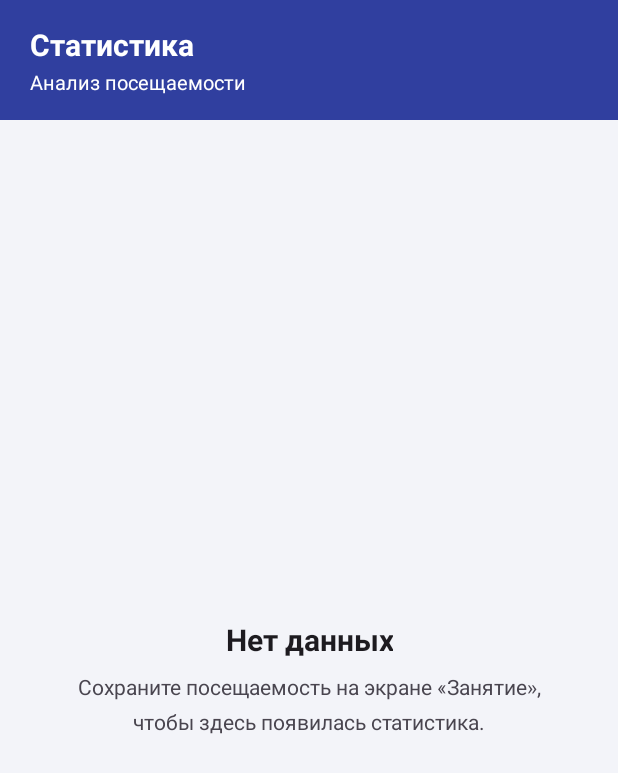
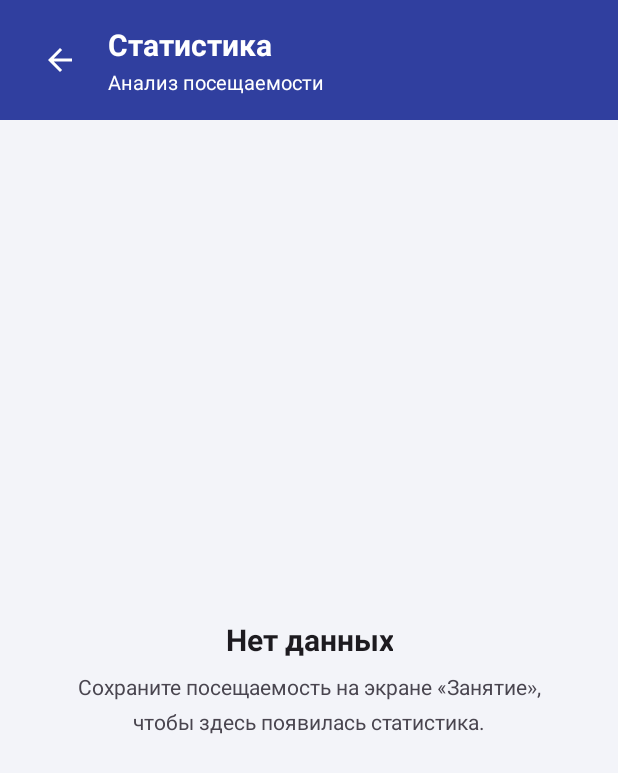
Before and after one commit to EvaElife1/AttendanceControl, an Android app: the StatisticsActivity screen opened directly, with no data from a screen before it, on a phone screen of 412 x 824 dp. Shown: the top 773 px of the screen. Run offline under Robolectric (Android 15) with nearby library versions, the phone set to English and light mode, and no system bars; our stand-ins replace Room's generated code; 3 statements that could not run were skipped.

Commit message:
add new button

```diff
--- a/app/src/main/java/com/example/attendancecontrol/ui/AttendanceActivity.kt
+++ b/app/src/main/java/com/example/attendancecontrol/ui/AttendanceActivity.kt
@@ -4,6 +4,7 @@ import android.os.Bundle
 import android.view.View
 import android.widget.Button
 import android.widget.EditText
+import android.widget.ImageButton
 import android.widget.TextView
 import android.widget.Toast
 import androidx.appcompat.app.AppCompatActivity
@@ -33,6 +34,10 @@ class AttendanceActivity : AppCompatActivity() {
         setContentView(R.layout.activity_attendance)
 
         findViewById<View>(R.id.headerLayout)?.let { applyStatusBarPadding(it) }
+
+        findViewById<ImageButton>(R.id.btnBack).setOnClickListener {
+            finish()
+        }
 
         db = AppDatabase.getDatabase(this)
 
--- a/app/src/main/java/com/example/attendancecontrol/ui/StatisticsActivity.kt
+++ b/app/src/main/java/com/example/attendancecontrol/ui/StatisticsActivity.kt
@@ -2,6 +2,7 @@ package com.example.attendancecontrol.ui
 
 import android.os.Bundle
 import android.view.View
+import android.widget.ImageButton
 import android.widget.ProgressBar
 import android.widget.TextView
 import androidx.appcompat.app.AppCompatActivity
@@ -39,6 +40,10 @@ class StatisticsActivity : AppCompatActivity() {
 
         // Status-bar padding
         findViewById<View>(R.id.headerLayout)?.let { applyStatusBarPadding(it) }
+
+        findViewById<ImageButton>(R.id.btnBack).setOnClickListener {
+            finish()
+        }
 
         // Bind views
         progressBar       = findViewById(R.id.progressBar)
--- a/app/src/main/java/com/example/attendancecontrol/ui/StudentsActivity.kt
+++ b/app/src/main/java/com/example/attendancecontrol/ui/StudentsActivity.kt
@@ -4,6 +4,7 @@ import android.os.Bundle
 import android.view.View
 import android.widget.Button
 import android.widget.EditText
+import android.widget.ImageButton
 import android.widget.TextView
 import android.widget.Toast
 import androidx.appcompat.app.AlertDialog
@@ -36,6 +37,10 @@ class StudentsActivity : AppCompatActivity() {
         setContentView(R.layout.activity_students)
 
         findViewById<View>(R.id.headerLayout)?.let { applyStatusBarPadding(it) }
+
+        findViewById<ImageButton>(R.id.btnBack).setOnClickListener {
+            finish()
+        }
 
         db = AppDatabase.getDatabase(this)
 
--- /dev/null
+++ b/app/src/main/res/drawable/ic_arrow_back.xml
@@ -0,0 +1,10 @@
+<?xml version="1.0" encoding="utf-8"?>
+<vector xmlns:android="http://schemas.android.com/apk/res/android"
+    android:width="24dp"
+    android:height="24dp"
+    android:viewportWidth="24"
+    android:viewportHeight="24">
+    <path
+        android:fillColor="#FFFFFFFF"
+        android:pathData="M20,11H7.83l5.59,-5.59L12,4l-8,8 8,8 1.41,-1.41L7.83,13H20v-2z"/>
+</vector>
--- a/app/src/main/res/layout/activity_statistics.xml
+++ b/app/src/main/res/layout/activity_statistics.xml
@@ -1,5 +1,6 @@
 <?xml version="1.0" encoding="utf-8"?>
 <LinearLayout xmlns:android="http://schemas.android.com/apk/res/android"
+    xmlns:app="http://schemas.android.com/apk/res-auto"
     android:layout_width="match_parent"
     android:layout_height="match_parent"
     android:orientation="vertical"
@@ -10,12 +11,29 @@
         android:id="@+id/headerLayout"
         android:layout_width="match_parent"
         android:layout_height="wrap_content"
-        android:orientation="vertical"
+        android:orientation="horizontal"
+        android:gravity="center_vertical"
         android:background="@color/header_bg"
         android:paddingStart="20dp"
         android:paddingEnd="20dp"
         android:paddingTop="16dp"
         android:paddingBottom="16dp">
+
+        <ImageButton
+            android:id="@+id/btnBack"
+            android:layout_width="40dp"
+            android:layout_height="40dp"
+            android:layout_marginEnd="12dp"
+            android:background="?attr/selectableItemBackgroundBorderless"
+            android:contentDescription="Назад"
+            android:src="@drawable/ic_arrow_back"
+            app:tint="@color/header_title" />
+
+        <LinearLayout
+            android:layout_width="0dp"
+            android:layout_height="wrap_content"
+            android:layout_weight="1"
+            android:orientation="vertical">
 
             <TextView
                 android:layout_width="wrap_content"
@@ -32,6 +50,7 @@
                 android:textSize="13sp"
                 android:textColor="@color/header_subtitle"
                 android:layout_marginTop="2dp" />
+        </LinearLayout>
     </LinearLayout>
 
     <!-- ── Прогресс (показывается пока идёт загрузка) ── -->
```
Also changed, not shown: app/src/main/res/layout/activity_attendance.xml (+21 -2 lines), app/src/main/res/layout/activity_students.xml (+21 -2 lines). Lines whose indentation alone changed are shown as unchanged.
